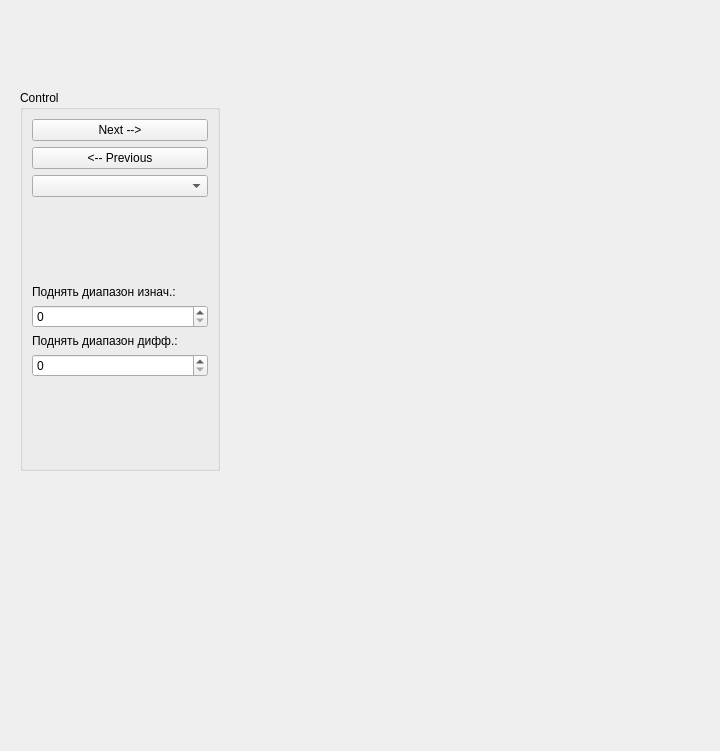
Before: the Qt Designer form viewPicturesUiDesign.ui in MikhailButs/He_multich_analysis, drawn with Qt 5.
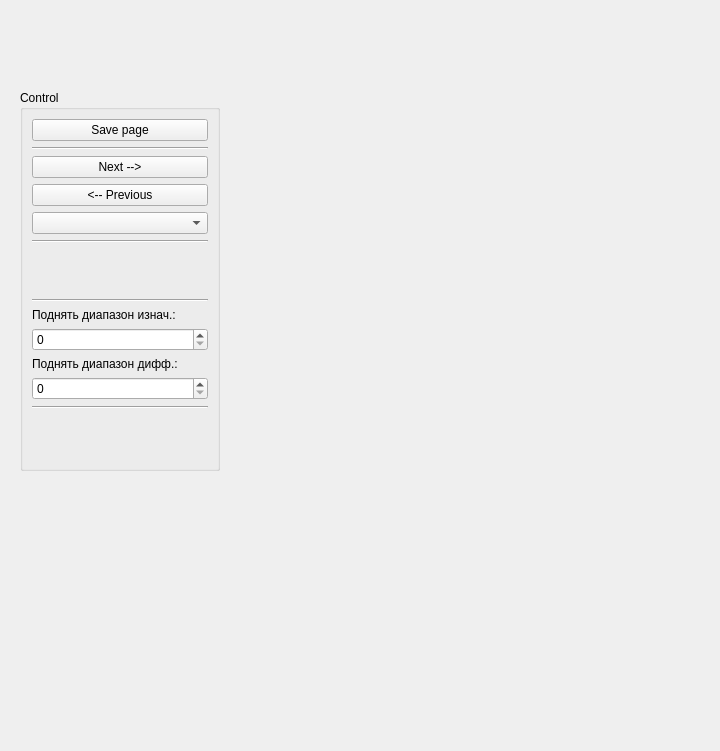
After: the same form once the commit is applied.

```diff
--- a/viewPicturesUiDesign.ui
+++ b/viewPicturesUiDesign.ui
@@ -38,6 +38,20 @@
     <string>Control</string>
    </property>
    <layout class="QVBoxLayout" name="verticalLayout">
+    <item>
+     <widget class="QPushButton" name="save_pushButton">
+      <property name="text">
+       <string>Save page</string>
+      </property>
+     </widget>
+    </item>
+    <item>
+     <widget class="Line" name="line">
+      <property name="orientation">
+       <enum>Qt::Horizontal</enum>
+      </property>
+     </widget>
+    </item>
     <item>
      <widget class="QPushButton" name="next_pushButton">
       <property name="text">
@@ -55,6 +69,13 @@
     <item>
      <widget class="QComboBox" name="picNum_comboBox"/>
     </item>
+    <item>
+     <widget class="Line" name="line_2">
+      <property name="orientation">
+       <enum>Qt::Horizontal</enum>
+      </property>
+     </widget>
+    </item>
     <item>
      <spacer name="verticalSpacer_2">
       <property name="orientation">
@@ -68,6 +89,13 @@
       </property>
      </spacer>
     </item>
+    <item>
+     <widget class="Line" name="line_3">
+      <property name="orientation">
+       <enum>Qt::Horizontal</enum>
+      </property>
+     </widget>
+    </item>
     <item>
      <widget class="QLabel" name="diap_init_label">
       <property name="text">
@@ -96,6 +124,13 @@
       </property>
      </widget>
     </item>
+    <item>
+     <widget class="Line" name="line_4">
+      <property name="orientation">
+       <enum>Qt::Horizontal</enum>
+      </property>
+     </widget>
+    </item>
     <item>
      <spacer name="verticalSpacer">
       <property name="orientation">
```
